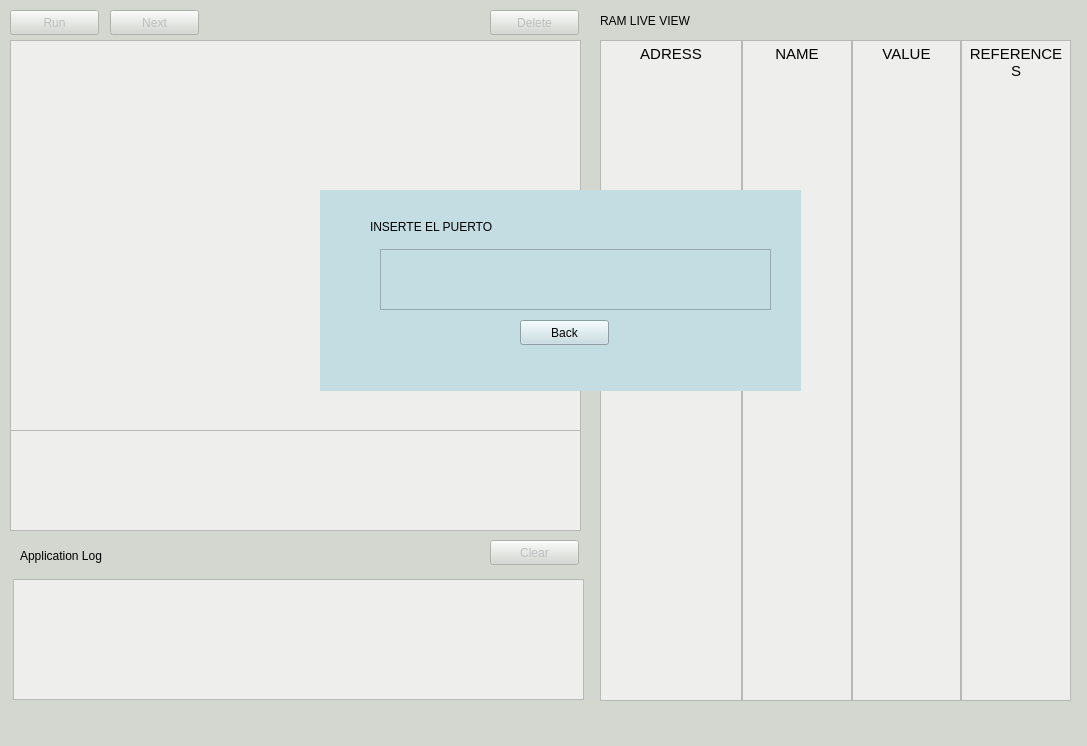
This is C!/AEDII-GUI/mainwindow.ui in joseff01/AED2-P1-C_IDE as Qt 5 draws it before an edit. The edited form follows.
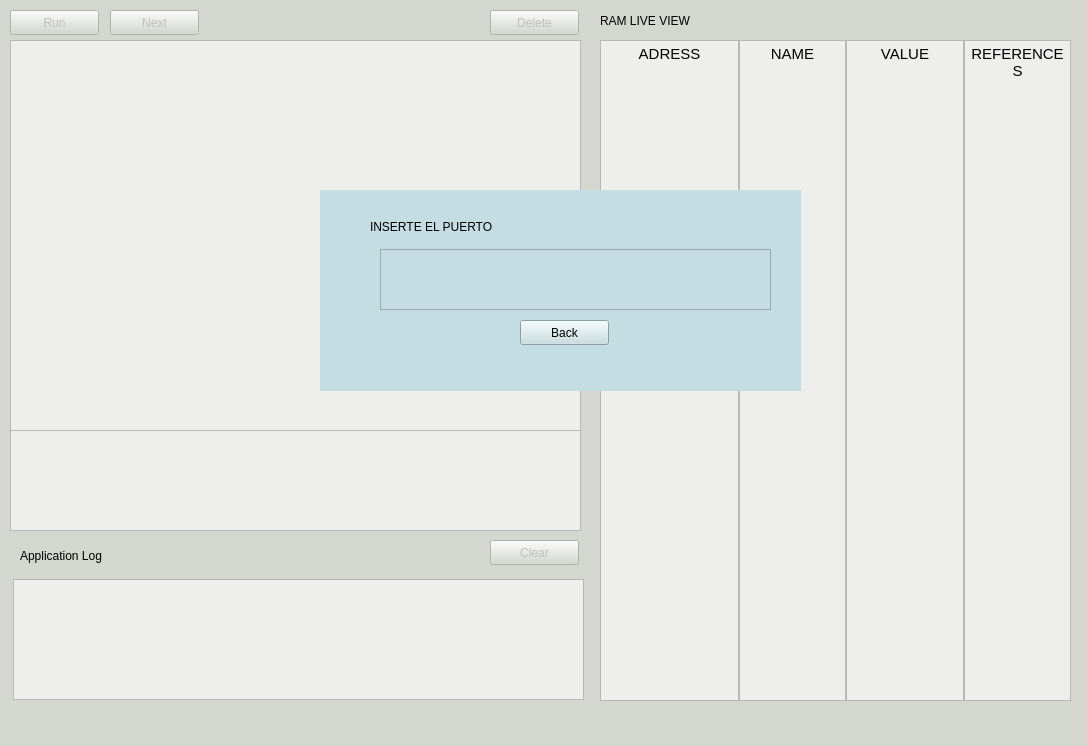
This is the edited form.

Commit message: Live Ram View(reference)

```diff
--- a/C!/AEDII-GUI/mainwindow.ui
+++ b/C!/AEDII-GUI/mainwindow.ui
@@ -164,7 +164,7 @@
       <height>661</height>
      </rect>
     </property>
-    <layout class="QHBoxLayout" name="horizontalLayout" stretch="13,10,10,10">
+    <layout class="QHBoxLayout" name="horizontalLayout" stretch="13,10,11,10">
      <property name="spacing">
       <number>0</number>
      </property>
```
The commit also changes 1 other file.
